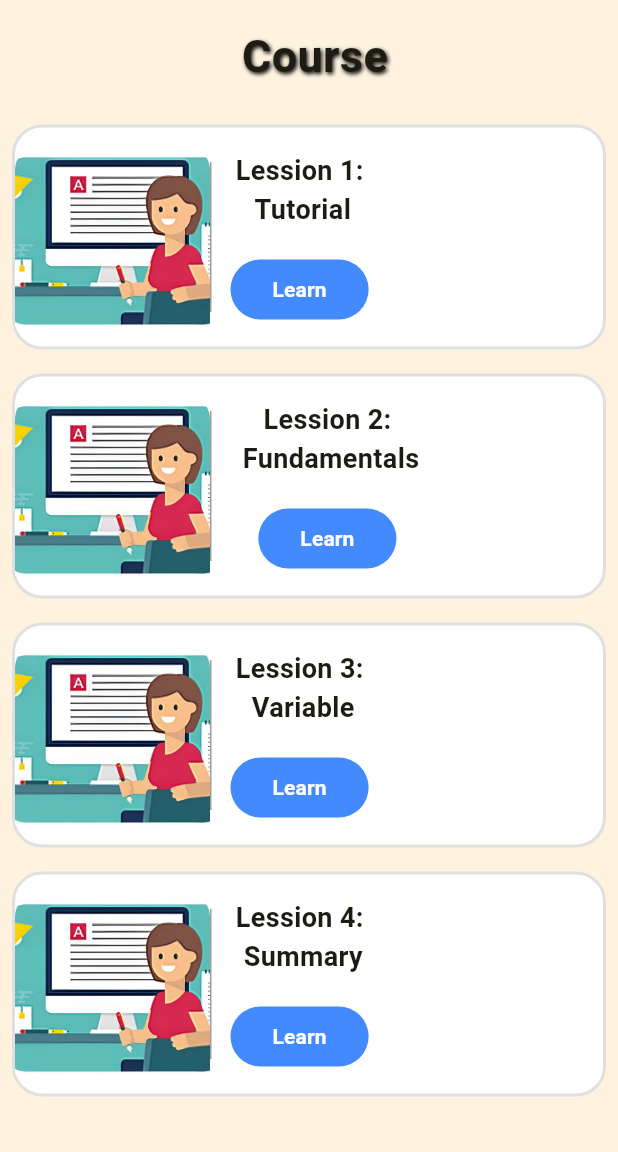
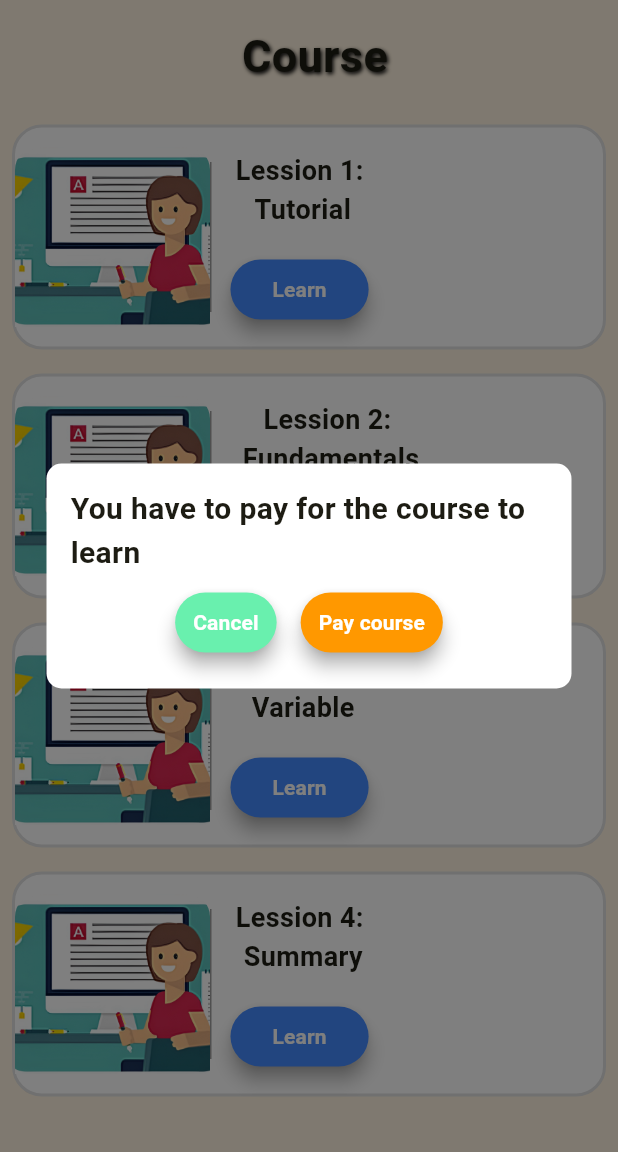
Before and after one commit to gdschanu-manhdung/ITKid-fe, a Flutter app: the Course screen opened directly with empty values, after a tap on "Learn", on a phone screen of 412 x 824 dp, the part 84-1236 px from its top. Run offline on Flutter 3.47's test engine with Material 3 defaults, Android fonts, the phone set to English and light mode, and no system bars.

Commit message:
fix ui home

```diff
--- a/lib/main.dart
+++ b/lib/main.dart
@@ -1,5 +1,6 @@
 import 'package:flutter/material.dart';
 import 'package:frontend/views/home/homePage.dart';
+import 'package:frontend/views/home/payment_course.dart';
 
 void main() {
   runApp(const MyApp());
--- a/lib/views/home/course.dart
+++ b/lib/views/home/course.dart
@@ -1,5 +1,6 @@
 import 'package:flutter/cupertino.dart';
 import 'package:flutter/material.dart';
+import 'package:frontend/views/home/payment_course.dart';
 
 
 import 'component/status_bar.dart';
@@ -13,6 +14,7 @@ class Course extends StatefulWidget {
 }
 
 class _Course extends State<Course> {
+  bool _showNotification= false;
 
   // @override
   // void initState() {
@@ -30,7 +32,9 @@ class _Course extends State<Course> {
           NavigationBar1(),
         ],
       ),
-      body: Container(
+      body: Stack(
+        children: [
+          Container(
             color: Colors.orange.shade50,
             child: Column(
                 crossAxisAlignment: CrossAxisAlignment.center,
@@ -61,6 +65,84 @@ class _Course extends State<Course> {
                   )
                 ],
               ),
+          ),
+          if (_showNotification)
+            Container(
+              color: Colors.black.withOpacity(0.5), // Màu đen với độ mờ
+              child: Center(
+                child: Container(
+                  width: 350,
+                  height: 150,
+                  decoration: BoxDecoration(
+                    borderRadius: BorderRadius.circular(10.0), // Độ cong của góc
+                    color: Colors.white,
+                  ),
+                  padding: EdgeInsets.all(8.0),
+
+                  child: Column(
+                    children: [
+                      Padding(
+                        padding: const EdgeInsets.fromLTRB(8.0, 8,8,0),
+                        child: const Text('You have to pay for the course to learn',
+                          style: TextStyle(fontWeight: FontWeight.bold, fontSize: 20),),
+                      ),
+                      Row(
+                        mainAxisAlignment: MainAxisAlignment.center,
+                        children: [
+                          Padding(
+                            padding: const EdgeInsets.all(8.0),
+                            child: TextButton(
+                              onPressed: () {
+                                setState(() {
+                                  _showNotification = false;
+                                });
+                              },
+                              child: Text('Cancel', style: TextStyle(fontWeight: FontWeight.bold, color: Colors.white),),
+                              style: ButtonStyle(
+                                shadowColor: MaterialStateProperty.all<Color>(Colors.grey),
+                                elevation: MaterialStateProperty.all<double>(5),
+                                shape: MaterialStateProperty.all(
+                                  RoundedRectangleBorder(
+                                    borderRadius: BorderRadius.circular(30.0),
+                                  ),
+                                ),
+                                backgroundColor: MaterialStateProperty.all(Colors.greenAccent),
+                              ),
+
+                            ),
+                          ),
+                          Padding(
+                            padding: const EdgeInsets.all(8.0),
+                            child: TextButton(
+                              onPressed: () {
+                                Navigator.push(
+                                  context,
+                                  MaterialPageRoute(builder: (context) => PaymentCourse(name_course: widget.name_course, balance: 400, course_fee: 150),),
+                                );
+                              },
+                              child: Text('Pay course',
+                                style: TextStyle(fontWeight: FontWeight.bold, color: Colors.white),),
+                            style:   ButtonStyle(
+                              shadowColor: MaterialStateProperty.all<Color>(Colors.grey),
+                              elevation: MaterialStateProperty.all<double>(5),
+                                shape: MaterialStateProperty.all(
+                                  RoundedRectangleBorder(
+                                    borderRadius: BorderRadius.circular(30.0),
+                                  ),
+                                ),
+                                backgroundColor: MaterialStateProperty.all(Colors.orange),
+                              ),
+
+                            ),
+                          ),
+                        ],
+                      ),
+                    ],
+                  ),
+                ),
+              ),
+            ),
+        ],
       ),
 
     );
@@ -117,8 +199,17 @@ class _Course extends State<Course> {
 
                 TextButton(
                   onPressed:(){
+                    setState(() {
+                      _showNotification = true;
+                    });
+                    // Navigator.push(
+                    //   context,
+                    //   MaterialPageRoute(builder: (context) => PaymentCourse(name_course: widget.name_course, balance: 400, course_fee: 150),),
+                    // );
                   } ,
                   style: ButtonStyle(
+                    shadowColor: MaterialStateProperty.all<Color>(Colors.grey),
+                    elevation: MaterialStateProperty.all<double>(5),
                     shape: MaterialStateProperty.all(
                       RoundedRectangleBorder(
                         borderRadius: BorderRadius.circular(30.0),
```
Also changed, not shown: lib/views/home/homePage.dart (+18 -24 lines), lib/views/home/payment_course.dart (added, +205 -0 lines). Lines whose indentation alone changed are shown as unchanged.
